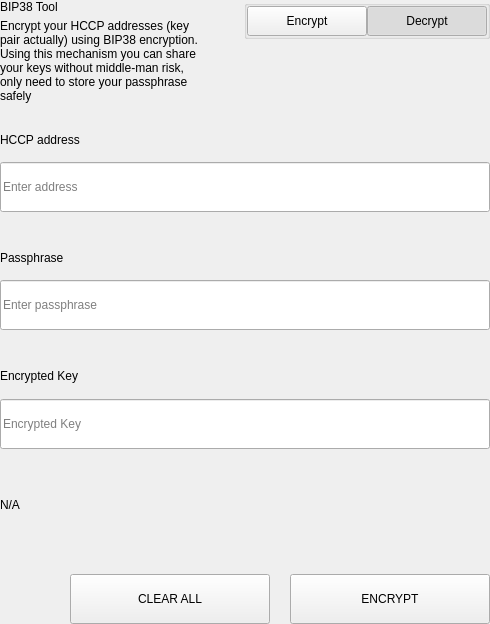
Above: src/qt/pivx/settings/forms/settingsbittoolwidget.ui from KingricharVD/NestEGG before the change. Below: the same form after it.
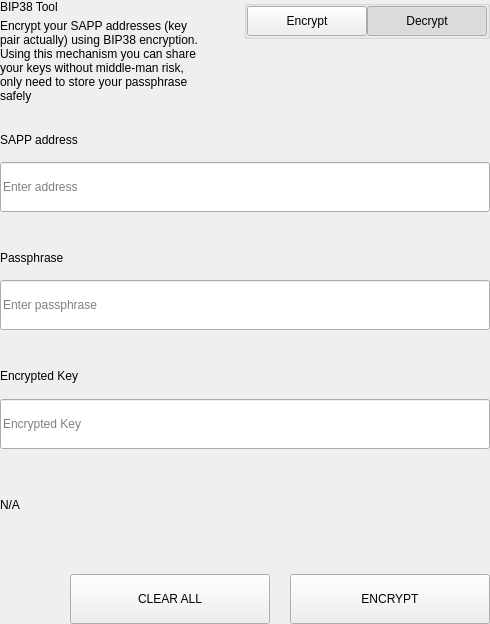
That is the form after the change.

The edit to the form file:
```diff
--- a/src/qt/pivx/settings/forms/settingsbittoolwidget.ui
+++ b/src/qt/pivx/settings/forms/settingsbittoolwidget.ui
@@ -69,7 +69,7 @@
             <item>
              <widget class="QLabel" name="labelSubtitle1">
               <property name="text">
-               <string>Encrypt your HCCP addresses (key pair actually) using BIP38 encryption.
+               <string>Encrypt your SAPP addresses (key pair actually) using BIP38 encryption.
 Using this mechanism you can share your keys without middle-man risk, only need to store your passphrase safely</string>
               </property>
               <property name="wordWrap">
@@ -657,7 +657,7 @@
                   </size>
                  </property>
                  <property name="text">
-                  <string>HCCP address</string>
+                  <string>SAPP address</string>
                  </property>
                 </widget>
                </item>
```
